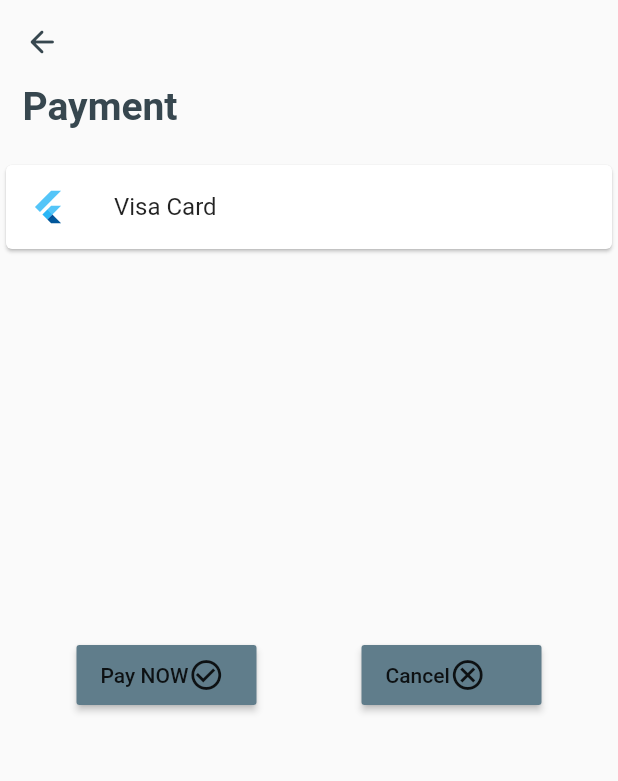
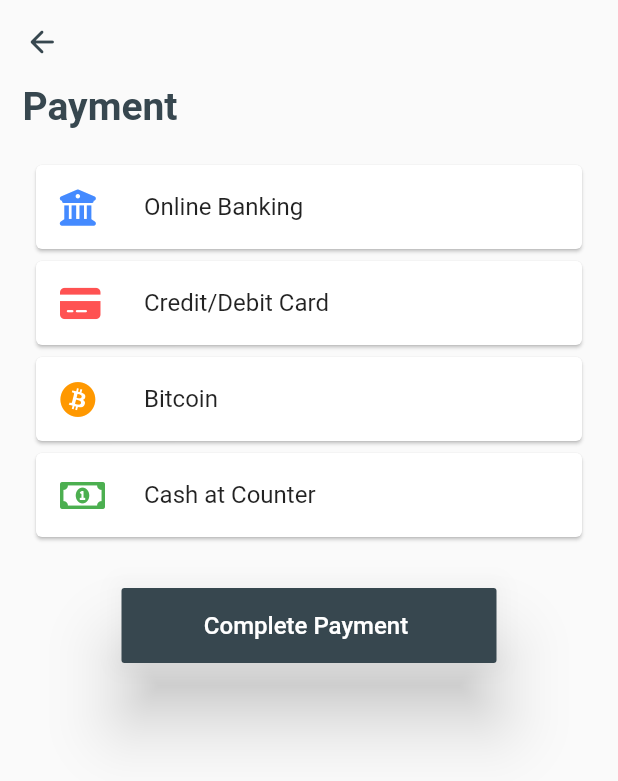
Before and after one commit to 0xV4L3NT1N3/rapidkl-eticketing, a Flutter app: the Payment screen opened by its route, on a phone screen of 412 x 824 dp. Shown: the top 781 px of the screen. Run offline on Flutter 3.47's test engine with Material 2 defaults, Android fonts, the phone set to English and light mode, and no system bars; our stand-ins replace cloud_firestore, firebase_auth, firebase_storage, flutter_icons, flutter_spinkit, image_picker; accounts and stored records are empty; network calls fail.

Commit message:
Updated Payment UI

```diff
--- a/lib/Pages/Home.dart
+++ b/lib/Pages/Home.dart
@@ -166,13 +166,6 @@ class _HomeState extends State<Home> {
                                 SizedBox(height: 5),
                                 Row(
                                   children: [
-                                    Text(
-                                      count.toString(),
-                                      style: TextStyle(
-                                          fontSize: 28,
-                                          color: Colors.blueGrey[800],
-                                          fontWeight: FontWeight.bold),
-                                    ),
                                     IconButton(
                                         icon: Icon(Icons.expand_less),
                                         splashRadius: 20.0,
@@ -181,6 +174,13 @@ class _HomeState extends State<Home> {
                                             count = count + 1;
                                           });
                                         }),
+                                    Text(
+                                      count.toString(),
+                                      style: TextStyle(
+                                          fontSize: 28,
+                                          color: Colors.blueGrey[800],
+                                          fontWeight: FontWeight.bold),
+                                    ),
                                     IconButton(
                                         icon: Icon(Icons.expand_more),
                                         splashRadius: 20.0,
@@ -197,6 +197,10 @@ class _HomeState extends State<Home> {
                                 )
                               ],
                             ),
+
+                            SizedBox(width: 30),
+
+                            // Round trip option
                             Checkbox(value: false, onChanged: null),
                             Text(
                               'Round Trip',
--- a/lib/Pages/Payment Page.dart
+++ b/lib/Pages/Payment Page.dart
@@ -1,6 +1,6 @@
 import 'package:flutter/cupertino.dart';
 import 'package:flutter/material.dart';
-import 'package:rapidkl/Pages/signin.dart';
+import 'package:flutter_icons/flutter_icons.dart';
 
 class Payment extends StatefulWidget {
   @override
@@ -43,59 +43,66 @@ class _PaymentState extends State<Payment> {
             ),
 
             SizedBox(height: 20),
+
+            Padding(
+              padding: const EdgeInsets.only(left: 20.0, right: 20.0),
+              child: Column(
+                children: [
                   Card(
                     child: ListTile(
-                leading: FlutterLogo(),
-                title: Text('Visa Card'),
+                      leading: Icon(
+                        FontAwesome.bank,
+                        color: Colors.blueAccent,
+                      ),
+                      title: Text('Online Banking'),
+                    ),
+                  ),
+                  Card(
+                    child: ListTile(
+                      leading: Icon(
+                        FontAwesome.credit_card,
+                        color: Colors.redAccent,
+                      ),
+                      title: Text('Credit/Debit Card'),
+                    ),
+                  ),
+                  Card(
+                    child: ListTile(
+                      leading: Icon(FontAwesome.bitcoin, color: Colors.orange),
+                      title: Text('Bitcoin'),
+                    ),
+                  ),
+                  Card(
+                    child: ListTile(
+                      leading: Icon(
+                        FontAwesome.money,
+                        color: Colors.green,
+                      ),
+                      title: Text('Cash at Counter'),
+                    ),
+                  ),
+                ],
               ),
             ),
 
-            SingleChildScrollView(
-              child: Container(
-                height: 300.0,
-                child: Align(
+            // Checkout button
+            Align(
               alignment: Alignment.bottomCenter,
-                  child: Row(
-                    mainAxisAlignment: MainAxisAlignment.center,
-                    children: [
-                      SizedBox(
-                        width: 120.0,
-                        height: 40.0,
+              child: Padding(
+                padding: EdgeInsets.only(top: 30.0),
                 child: ButtonTheme(
+                  height: 50,
+                  minWidth: 250.0,
                   child: RaisedButton(
-                            child: Row(
-                              children: [
-                                Text('Pay NOW'),
-                                Icon(Icons.check_circle_outline),
-                              ],
+                    elevation: 20,
+                    color: Colors.blueGrey[800],
+                    child: Text(
+                      'Complete Payment ',
+                      style: TextStyle(color: Colors.white, fontSize: 16),
                     ),
                     onPressed: () {
                       Navigator.popAndPushNamed(context, '/qrticket');
                     },
-                          ),
-                        ),
-                      ),
-                      Padding(
-                        padding: EdgeInsets.only(left: 70.0),
-                        child: SizedBox(
-                          width: 120.0,
-                          height: 40.0,
-                          child: ButtonTheme(
-                            child: RaisedButton(
-                              child: Row(
-                                children: [
-                                  Text('Cancel'),
-                                  Icon(Icons.cancel_outlined),
-                                ],
-                              ),
-                              onPressed: () {
-                                Navigator.pop(context);
-                              },
-                            ),
-                          ),
-                        ),
-                      ),
-                    ],
                   ),
                 ),
               ),
--- a/pubspec.yaml
+++ b/pubspec.yaml
@@ -41,6 +41,7 @@ dev_dependencies:
   image_picker: ^0.6.7+15
   firebase_storage: ^3.0.3
   delayed_display: ^1.1.0
+  flutter_icons: ^1.1.0
 
 
 # For information on the generic Dart part of this file, see the
```
Also changed, not shown: pubspec.lock. Lines whose indentation alone changed are shown as unchanged.
